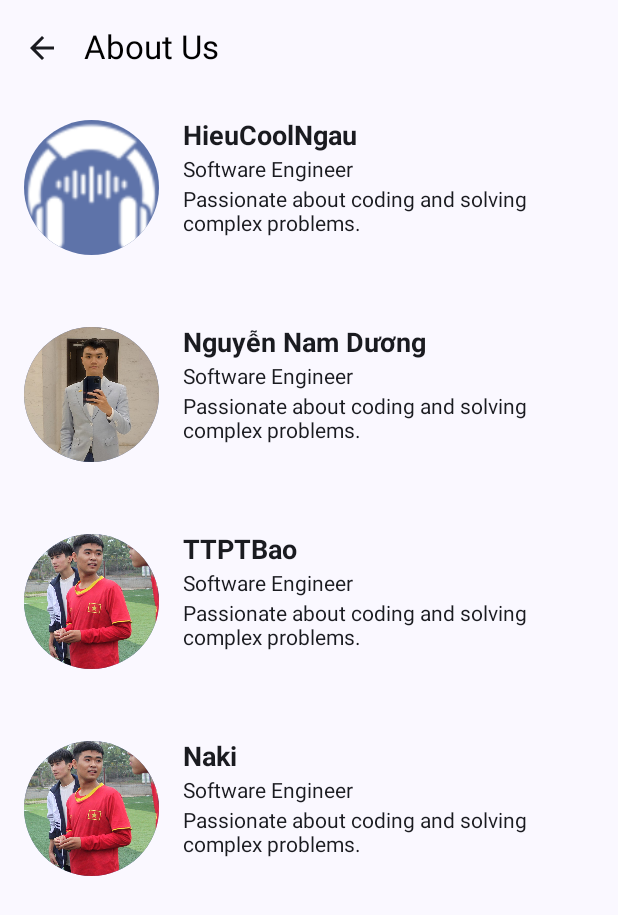
After one commit to NgDucHieus/Modifier, an Android app built with Jetpack Compose: the InfoScreen screen opened through its navigation route, on a phone screen of 412 x 824 dp. The commit adds this screen. Shown: the top 915 px of the screen. Run offline under Robolectric (Android 15) with nearby library versions, the phone set to English and light mode, and no system bars; our stand-ins replace livedata-compose; 7 statements that could not run were skipped.

Commit message:
16/12/2023 - Info Screen

```diff
--- /dev/null
+++ b/app/src/main/java/com/example/madteamb/InfoScreen/InfoScreen.kt
@@ -0,0 +1,398 @@
+package com.example.madteamb.InfoScreen
+
+import android.annotation.SuppressLint
+import androidx.compose.foundation.Image
+import androidx.compose.foundation.background
+import androidx.compose.foundation.layout.Column
+import androidx.compose.foundation.layout.Row
+import androidx.compose.foundation.layout.Spacer
+import androidx.compose.foundation.layout.height
+import androidx.compose.foundation.layout.padding
+import androidx.compose.foundation.layout.size
+import androidx.compose.foundation.layout.width
+import androidx.compose.foundation.shape.CircleShape
+import androidx.compose.material.icons.Icons
+import androidx.compose.material.icons.filled.ArrowBack
+import androidx.compose.material3.ExperimentalMaterial3Api
+import androidx.compose.material3.Icon
+import androidx.compose.material3.IconButton
+import androidx.compose.material3.MaterialTheme
+import androidx.compose.material3.Scaffold
+import androidx.compose.material3.Text
+import androidx.compose.material3.TopAppBar
+import androidx.compose.runtime.Composable
+import androidx.compose.ui.Modifier
+import androidx.compose.ui.draw.clip
+import androidx.compose.ui.graphics.Color
+import androidx.compose.ui.res.painterResource
+import androidx.compose.ui.text.TextStyle
+import androidx.compose.ui.text.font.FontWeight
+import androidx.compose.ui.tooling.preview.Preview
+import androidx.compose.ui.unit.dp
+import androidx.compose.ui.unit.sp
+import com.example.madteamb.R
+
+@SuppressLint("UnusedMaterial3ScaffoldPaddingParameter")
+@OptIn(ExperimentalMaterial3Api::class)
+@Composable
+fun InfoScreen() {
+    Scaffold(
+        topBar = {
+            TopAppBar(
+                title = {
+                    Text(
+                        text = "About Us",
+                        color = Color.Black
+                    )
+                },
+                navigationIcon = {
+                    IconButton(onClick = { /*TODO*/ }) {
+                        Icon(imageVector = Icons.Default.ArrowBack, contentDescription = null)
+                                 }
+                },
+                actions = {
+                    // You can add actions (buttons, icons) here if needed
+                }
+            )
+        }
+    ) {
+        var padd = it
+        val teamMembers = listOf(
+            TeamMember(
+                name = "HieuCoolNgau",
+                role = "Software Engineer",
+                bio = "Passionate about coding and solving complex problems.",
+                imageResId = R.drawable.headphoness
+            ),
+            TeamMember(
+                name = "Nguyễn Nam Dương",
+                role = "Software Engineer",
+                bio = "Passionate about coding and solving complex problems.",
+                imageResId = R.drawable.nguyennamduong
+            ),
+            TeamMember(
+                name = "TTPTBao",
+                role = "Software Engineer",
+                bio = "Passionate about coding and solving complex problems.",
+                imageResId = R.drawable.nngocbao
+             ),
+
+
+
+
+
+
+
+
+
+
+
+
+
+
+
+
+
+
+
+
+
+
+
+
+
+
+
+
+
+
+
+
+
+
+
+
+
+
+
+
+
+
+
+
+
+
+
+
+
+
+
+
+
+
+
+
+
+
+
+
+
+
+
+
+
+
+
+
+
+
+
+
+
+
+
+
+
+
+
+
+
+
+
+
+
+
+
+
+
+
+
+
+
+
+
+
+
+
+
+
+
+
+
+
+
+
+
+
+
+
+
+
+
+
+
+
+
+
+
+
+
+
+
+
+
+
+
+
+
+
+
+
+
+
+
+
+
+
+
+
+
+
+
+
+
+
+
+
+
+
+
+
+
+
+
+
+
+
+
+
+
+
+
+
+
+
+
+
+
+
+
+
+
+
+
+
+
+
+
+
+
+
+
+
+
+
+
+
+
+
+
+
+
+
+
+
+
+
+
+
+
+
+
+
+
+
+
+
+
+
+
+
+
+
+
+
+
+
+
+
+
+
+
+
+
+
+
+
+
+
+
+
+
+
+
+
+
+
+
+
+
+
+
+
+
+
+
+            TeamMember(
+                name = "Naki",
+                role = "Software Engineer",
+                bio = "Passionate about coding and solving complex problems.",
+                imageResId = R.drawable.nngocbao
+            )
+
+            // Add more team members as needed
+        )
+
+        Column(modifier = Modifier.padding(it)) {
+            teamMembers.forEach { member ->
+                TeamInfo(member)
+                Spacer(modifier = Modifier.height(16.dp))
+            }
+        }
+    }
+}
+
+
+@Preview
+@Composable
+fun MyApp() {
+    MaterialTheme(
+
+    ) {
+        InfoScreen()
+    }
+}
+@Composable
+fun TeamInfo(teamMember: TeamMember) {
+    Row(
+        modifier = Modifier
+            .padding(16.dp)
+    ) {
+        // Image of the team member on the left
+        Image(
+            painter = painterResource(id = teamMember.imageResId),
+            contentDescription = null,
+            modifier = Modifier
+                .size(90.dp)
+                .clip(CircleShape)
+                .background(MaterialTheme.colorScheme.primaryContainer)
+        )
+
+        Spacer(modifier = Modifier.width(16.dp))
+
+        // Information about the team member on the right
+        Column(
+            modifier = Modifier.weight(1f)
+        ) {
+            Text(
+                text = teamMember.name,
+                style = TextStyle(
+                    fontSize = 18.sp,
+                    fontWeight = FontWeight.Bold
+                ),
+                modifier = Modifier.padding(bottom = 4.dp)
+            )
+
+            Text(
+                text = teamMember.role,
+                style = TextStyle(fontSize = 14.sp),
+                modifier = Modifier.padding(bottom = 4.dp)
+            )
+
+            Text(
+                text = teamMember.bio,
+                style = TextStyle(fontSize = 14.sp),
+            )
+        }
+    }
+}
--- /dev/null
+++ b/app/src/main/java/com/example/madteamb/InfoScreen/TeamMember.kt
@@ -0,0 +1,9 @@
+package com.example.madteamb.InfoScreen
+
+data class TeamMember(
+    val name: String,
+    val role: String,
+    val bio: String,
+    val imageResId: Int // Resource ID for the team member's image
+
+)
--- a/app/src/main/java/com/example/madteamb/MainActivity.kt
+++ b/app/src/main/java/com/example/madteamb/MainActivity.kt
@@ -49,6 +49,7 @@ import androidx.navigation.NavController
 import androidx.navigation.compose.NavHost
 import androidx.navigation.compose.composable
 import androidx.navigation.compose.rememberNavController
+import com.example.madteamb.InfoScreen.InfoScreen
 import com.example.madteamb.NavigationItem.AppBar2
 import com.example.madteamb.NavigationItem.DrawerBody
 import com.example.madteamb.NavigationItem.DrawerHeader
@@ -88,6 +89,10 @@ class MainActivity : ComponentActivity() {
 //                            Screen2(navController =navController)
                             SettingsScreen()
                         }
+                        composable("About Us")
+                        {
+                            InfoScreen()
+                        }
                     }
 
 
@@ -113,10 +118,10 @@ fun mainScreen(navController:NavController) {
                 DrawerBody(
                     items = listOf(
                         MenuItem(
-                            id = "home",
-                            title = "Home",
-                            contentDiscription = "Go to Home",
-                            icon = Icons.Default.Home
+                            id = "Info",
+                            title = "Info",
+                            contentDiscription = "Go to Info",
+                            icon = Icons.Default.Info
                         ),
                         MenuItem(
                             id = "Settings",
@@ -142,6 +147,16 @@ fun mainScreen(navController:NavController) {
                                     drawerState.close()
                                 }
                             }
+                            "Info" ->
+                            {
+                                navController.navigate("Info")
+                                scope.launch {
+                                    drawerState.close()
+                                }
+                            }
+
+
+
                         }
                     },
                     modifier = Modifier
```
Also changed, not shown: app/src/main/res/drawable/headphone.png (deleted), app/src/main/res/drawable/headphones.png (deleted), app/src/main/res/drawable/img.png (deleted), app/src/main/res/drawable/nguyennamduong.jpg (added), app/src/main/res/drawable/nngocbao.jpg (added), app/src/main/res/drawable/stop.png (deleted).
